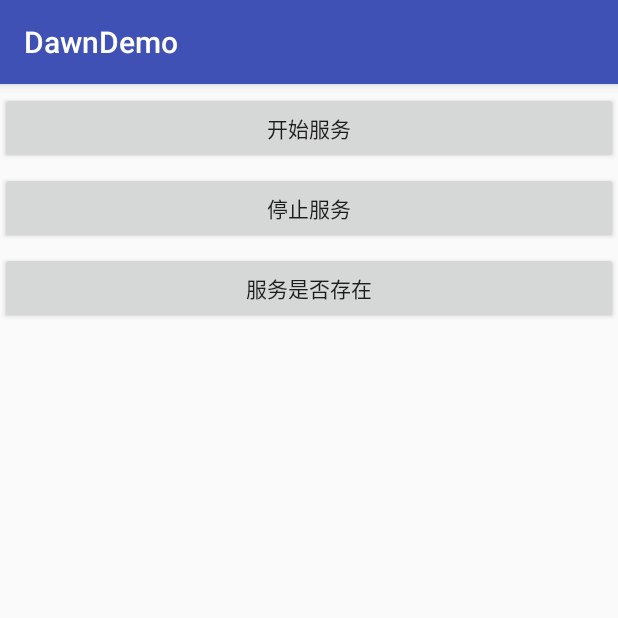
After one commit to WDXSS/Dawn, an Android app: the ZMActivity screen opened directly, with no data from a screen before it, on a phone screen of 412 x 824 dp, the top half of it. The commit adds this screen. Run offline under Robolectric (Android 15) with nearby library versions, the phone set to English and light mode, and no system bars; our stand-ins replace ButterKnife.

Commit message:
带有接口回调的service

```diff
--- a/app/src/main/AndroidManifest.xml
+++ b/app/src/main/AndroidManifest.xml
@@ -31,6 +31,11 @@
         </service>
         <service android:name=".ui.service.BindService">
         </service>
+
+        <!-- 测试服务，回调 -->
+        <service android:name=".ui.zmservice.ZMService"/>
+        <activity android:name=".ui.zmservice.ZMActivity"/>
+
     </application>
 <uses-permission android:name="android.permission.INTERNET"/>
 </manifest>
--- /dev/null
+++ b/app/src/main/java/com/dawndemo/ui/zmservice/ServiceHelp.java
@@ -0,0 +1,101 @@
+package com.dawndemo.ui.zmservice;
+
+import android.content.ComponentName;
+import android.content.Context;
+import android.content.Intent;
+import android.content.ServiceConnection;
+import android.os.IBinder;
+import android.util.Log;
+
+import java.util.List;
+
+/**
+ * Created by zc on 2017/5/15.
+ */
+
+public class ServiceHelp {
+
+    private static final String TAG = "ServiceHelp";
+
+    private static ServiceHelp mServiceHelp;
+    private Context mContext;
+    private ZMService mZmService;
+    private List mData ;
+    private ZMService.ServiceCallBack mCallBack;
+
+    private ServiceConnection mConnection = new ServiceConnection() {
+
+
+        @Override
+        public void onServiceConnected(ComponentName name, IBinder service) {
+            Log.i(TAG, "onServiceConnected: ");
+            ZMService.ZMBind binder = (ZMService.ZMBind
+                    )service;
+            mZmService = binder.getService();
+        }
+
+        @Override
+        public void onServiceDisconnected(ComponentName name) {
+            Log.i(TAG, "onServiceDisconnected: ");
+        }
+    };
+
+
+    private ServiceHelp(Context context) {
+        this.mContext = context;
+    }
+
+    public static ServiceHelp getInstance(Context context){
+        if(mServiceHelp == null ){
+            mServiceHelp = new ServiceHelp(context);
+        }
+        return mServiceHelp;
+    }
+
+
+    public void setData(List data){
+        this.mData = data;
+    }
+
+    public void startService(){
+        Intent intent = new Intent(mContext ,ZMService.class);
+        mContext.startService(intent);
+        bindService();
+//        mZmService.startThread();
+    }
+
+    public void stopService(){
+        unbindService();
+        Intent intent = new Intent(mContext ,ZMService.class);
+        mContext.stopService(intent);
+    }
+
+
+    public void onDestroy(){
+        unbindService();
+        if(mCallBack != null){
+            ZMService.remove(mCallBack);
+        }
+    }
+
+    public void addServiceCallBack(ZMService.ServiceCallBack callBack){
+        this.mCallBack = callBack;
+        ZMService.addCallBack(callBack);
+    }
+    public static boolean isALive(){
+        return ZMService.getAlive();
+    }
+
+    private void bindService(){
+        Intent intent = new Intent(mContext, ZMService.class);
+        mContext.bindService(intent,mConnection,Context.BIND_AUTO_CREATE);
+    }
+    private void unbindService(){
+        mContext.unbindService(mConnection);
+    }
+
+
+
+
+
+}
--- /dev/null
+++ b/app/src/main/java/com/dawndemo/ui/zmservice/ZMActivity.java
@@ -0,0 +1,86 @@
+package com.dawndemo.ui.zmservice;
+
+import android.content.ComponentName;
+import android.content.ServiceConnection;
+import android.os.Bundle;
+import android.os.IBinder;
+import android.support.annotation.Nullable;
+import android.util.Log;
+import android.view.View;
+import android.widget.Button;
+import android.widget.TextView;
+
+import com.dawndemo.R;
+import com.dawndemo.base.BaseActivity;
+
+import java.util.List;
+
+import butterknife.BindView;
+import butterknife.ButterKnife;
+import butterknife.OnClick;
+
+/**
+ * Created by zc on 2017/5/15.
+ */
+
+public class ZMActivity extends BaseActivity {
+    private static final String TAG = "ZMActivity";
+    @BindView(R.id.start_service)
+    Button mStartService;
+    @BindView(R.id.stop_service)
+    Button mStopService;
+    @BindView(R.id.alive)
+    Button mAliveService;
+    @BindView(R.id.text)
+    TextView mText;
+
+    private ServiceHelp mServiceHelper;
+
+    @Override
+    protected void onCreate(@Nullable Bundle savedInstanceState) {
+        super.onCreate(savedInstanceState);
+        setContentView(R.layout.activity_zm);
+        ButterKnife.bind(this);
+        mServiceHelper = ServiceHelp.getInstance(this);
+
+        mServiceHelper.addServiceCallBack(new ZMService.ServiceCallBack<Integer>() {
+            @Override
+            public void onSucceed(List<Integer> list) {
+
+            }
+
+            @Override
+            public void onFile(List<Integer> age1, List<Integer> age2) {
+
+            }
+
+            @Override
+            public void onProgress(int index) {
+                Log.i(TAG, "onProgress: index = " + index);
+//                mText.setText(index + "");
+            }
+        });
+    }
+
+    @OnClick({R.id.start_service, R.id.stop_service, R.id.alive})
+    public void onViewClicked(View view) {
+        switch (view.getId()) {
+            case R.id.start_service:
+                mServiceHelper.startService();
+                break;
+            case R.id.stop_service:
+                mServiceHelper.stopService();
+                break;
+            case R.id.alive:
+                mServiceHelper.isALive();
+                break;
+
+        }
+    }
+
+    @Override
+    protected void onDestroy() {
+        super.onDestroy();
+        mServiceHelper.onDestroy();
+    }
+}
--- /dev/null
+++ b/app/src/main/res/layout/activity_zm.xml
@@ -0,0 +1,38 @@
+<?xml version="1.0" encoding="utf-8"?>
+<LinearLayout xmlns:android="http://schemas.android.com/apk/res/android"
+              xmlns:tools="http://schemas.android.com/tools"
+              android:layout_width="match_parent"
+              android:layout_height="match_parent"
+              android:orientation="vertical">
+
+    <Button
+        android:id="@+id/start_service"
+        android:layout_width="match_parent"
+        android:layout_height="wrap_content"
+        android:layout_marginTop="5dp"
+        android:text="开始服务"/>
+
+    <Button
+        android:id="@+id/stop_service"
+        android:layout_width="match_parent"
+        android:layout_height="wrap_content"
+        android:layout_marginTop="5dp"
+        android:text="停止服务"/>
+
+    <Button
+        android:id="@+id/alive"
+        android:layout_width="match_parent"
+        android:layout_height="wrap_content"
+        android:layout_marginTop="5dp"
+        android:text="服务是否存在"/>
+
+
+
+    <TextView
+        android:id="@+id/text"
+        android:layout_width="match_parent"
+        android:layout_height="50dp"
+        android:layout_marginTop="5dp"
+        tools:text="显示回传数据"
+        />
+</LinearLayout>
```
Also changed, not shown: app/src/main/java/com/dawndemo/ui/MainActivity.java (+4 -3 lines), app/src/main/java/com/dawndemo/ui/zmservice/ZMService.java (added, +153 -0 lines), app/src/main/java/com/dawndemo/util/DateUtil.java (added, +22 -0 lines).
